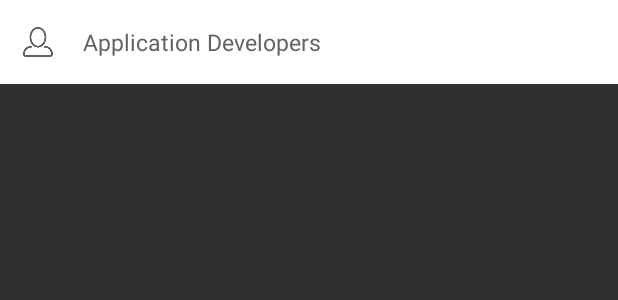
After one commit to aesher9o1/infoMUJ, an Android app: the layout contact_layout.xml on its own in the app's theme, with its tools: preview values and no code run, on a phone screen of 412 x 824 dp. The commit adds this screen. Shown: the top 300 px of the screen. Run offline under Robolectric (Android 15) with nearby library versions, the phone set to English and light mode, and no system bars.

Commit message:
Imporant Contacts

```diff
--- a/app/src/main/java/info/manipal/aesher/infomuj/Fragment/DialogueFlow.java
+++ b/app/src/main/java/info/manipal/aesher/infomuj/Fragment/DialogueFlow.java
@@ -112,7 +112,8 @@ public class DialogueFlow extends Fragment implements AIListener,TextToSpeech.On
             }
         };handler.postDelayed(runnable,500);
 
-
+        dialogueFlowButton.setOnTouchListener(null);
+        dialogueFlowButton.setOnClickListener(null);
 
         dialogueFlowButton.setOnTouchListener(new View.OnTouchListener() {
           @Override
--- a/app/src/main/res/layout/activity_main.xml
+++ b/app/src/main/res/layout/activity_main.xml
@@ -78,7 +78,7 @@
         </LinearLayout>
 
         <Button
-
+            android:transitionName="@string/app_name"
             android:id="@+id/contactButton"
             android:layout_width="wrap_content"
             android:layout_gravity="bottom|center_horizontal"
--- /dev/null
+++ b/app/src/main/res/layout/contact_layout.xml
@@ -0,0 +1,35 @@
+<?xml version="1.0" encoding="utf-8"?>
+
+
+<LinearLayout android:layout_centerVertical="true"
+    android:paddingTop="17dip"
+    android:paddingBottom="17dip"
+    android:paddingStart="5dip"
+    android:paddingEnd="7dip"
+    android:background="@color/white"
+    android:orientation="horizontal"
+    android:layout_centerHorizontal="true"
+    android:layout_width="match_parent"
+    android:layout_height="wrap_content"
+    xmlns:android="http://schemas.android.com/apk/res/android">
+<ImageView
+    android:id="@+id/contactIcon"
+    android:tint="@color/lightGrey"
+    android:layout_marginStart="10dip"
+    android:layout_marginEnd="20dip"
+    android:layout_gravity="center_vertical"
+    android:src="@drawable/user"
+    android:layout_width="20dip"
+    android:layout_height="20dip" />
+
+<TextView
+    android:gravity="top"
+    android:id="@+id/contactPerson"
+    android:layout_gravity="top"
+    android:textSize="15sp"
+    android:textColor="@color/lightGrey"
+    android:text="Application Developers"
+    android:layout_width="wrap_content"
+    android:layout_height="wrap_content" />
+
+    </LinearLayout>
--- a/app/src/main/res/values/styles.xml
+++ b/app/src/main/res/values/styles.xml
@@ -23,4 +23,14 @@
 
 
 
+    <style name="Theme.Transparent" parent="AppTheme">
+        <item name="android:windowIsTranslucent">true</item>
+        <item name="android:windowBackground">@android:color/transparent</item>
+        <item name="android:windowContentOverlay">@null</item>
+        <item name="android:windowNoTitle">true</item>
+        <item name="android:backgroundDimEnabled">true</item>
+    </style>
+
+
+
 </resources>
```
Also changed, not shown: app/src/main/AndroidManifest.xml (+10 -1 lines), app/src/main/java/info/manipal/aesher/infomuj/Adapters/ContactAdapter.java (added, +57 -0 lines), app/src/main/java/info/manipal/aesher/infomuj/Adapters/ContactProvider.java (added, +26 -0 lines), app/src/main/java/info/manipal/aesher/infomuj/Constants/NavMenuMain.java (+15 -1 lines), app/src/main/java/info/manipal/aesher/infomuj/ContactActivity.java (added, +49 -0 lines), app/src/main/java/info/manipal/aesher/infomuj/MainActivity.java (+21 -1 lines), app/src/main/res/layout/activity_contact.xml (added, +57 -0 lines), app/src/main/res/drawable-xxxhdpi/user.png (added).
